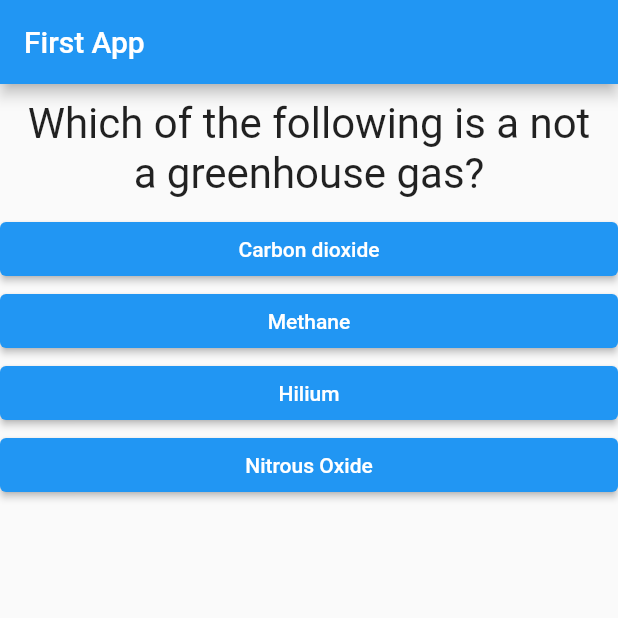
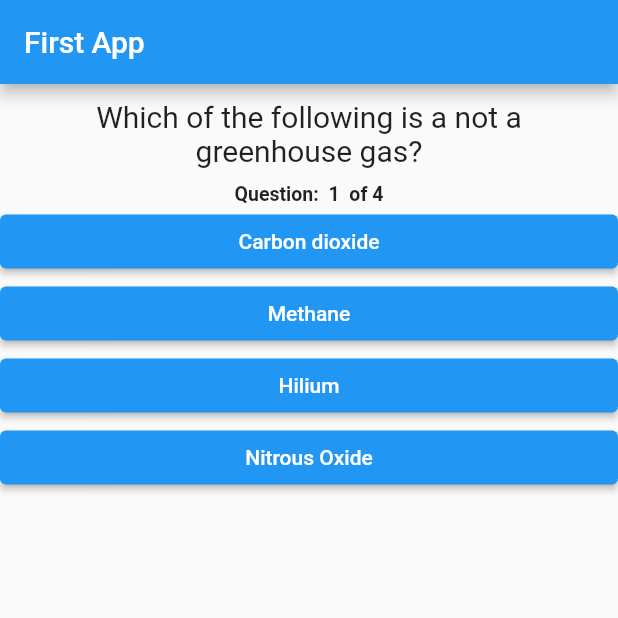
Before and after one commit to BeTheCodeWithYou/flutter-dev, a Flutter app: the screen it shows after launch, on a phone screen of 412 x 824 dp, the top half of it. Run offline on Flutter 3.47's test engine with Material 2 defaults, Android fonts, the phone set to English and light mode, and no system bars.

Commit message:
adding navigation for showing question sequence

```diff
--- a/lib/main.dart
+++ b/lib/main.dart
@@ -76,7 +76,8 @@ class _MyAppState extends State<MyApp> {
                 ? Quiz(
                     questions: _questions,
                     questionIndex: _questionIndex,
-                    answerQuestion: _answerQuestion)
+                    answerQuestion: _answerQuestion,
+                  )
                 : Result(_totalScore, _restartQuiz, _questions.length)));
   }
 }
--- a/lib/question.dart
+++ b/lib/question.dart
@@ -9,6 +9,6 @@ class Question extends StatelessWidget {
     return Container(
             width: double.infinity,
             margin: EdgeInsets.all(10),
-            child: Text(questionText, style:TextStyle(fontSize: 28), textAlign: TextAlign.center));
+            child: Text(questionText, style:TextStyle(fontSize: 20), textAlign: TextAlign.center));
   }
 }
--- a/lib/quiz.dart
+++ b/lib/quiz.dart
@@ -8,16 +8,24 @@ class Quiz extends StatelessWidget {
   final Function answerQuestion;
   final int questionIndex;
 
-  Quiz({@required this.questions,
-      @required this.questionIndex,
-      @required this.answerQuestion});
+  Quiz({
+    @required this.questions,
+    @required this.questionIndex,
+    @required this.answerQuestion,
+  });
 
   @override
   Widget build(BuildContext context) {
     return Column(
       children: [
         Question(questions[questionIndex]['questionText']),
-        ...(questions[questionIndex]['answers'] as List<Map<String, Object>>).map((answer) {
+        Text(
+          "Question:  ${questionIndex + 1}  of ${questions.length} ",
+          textAlign: TextAlign.center,
+          style: TextStyle(fontWeight: FontWeight.bold, fontSize: 13),
+        ),
+        ...(questions[questionIndex]['answers'] as List<Map<String, Object>>)
+            .map((answer) {
           return Answer(() => answerQuestion(answer['score']), answer['text']);
         }).toList()
       ],
--- a/lib/result.dart
+++ b/lib/result.dart
@@ -1,5 +1,4 @@
 import 'package:flutter/material.dart';
-import 'package:flutter_complete_guide/question.dart';
 
 class Result extends StatelessWidget {
   final int resultScore;
```
